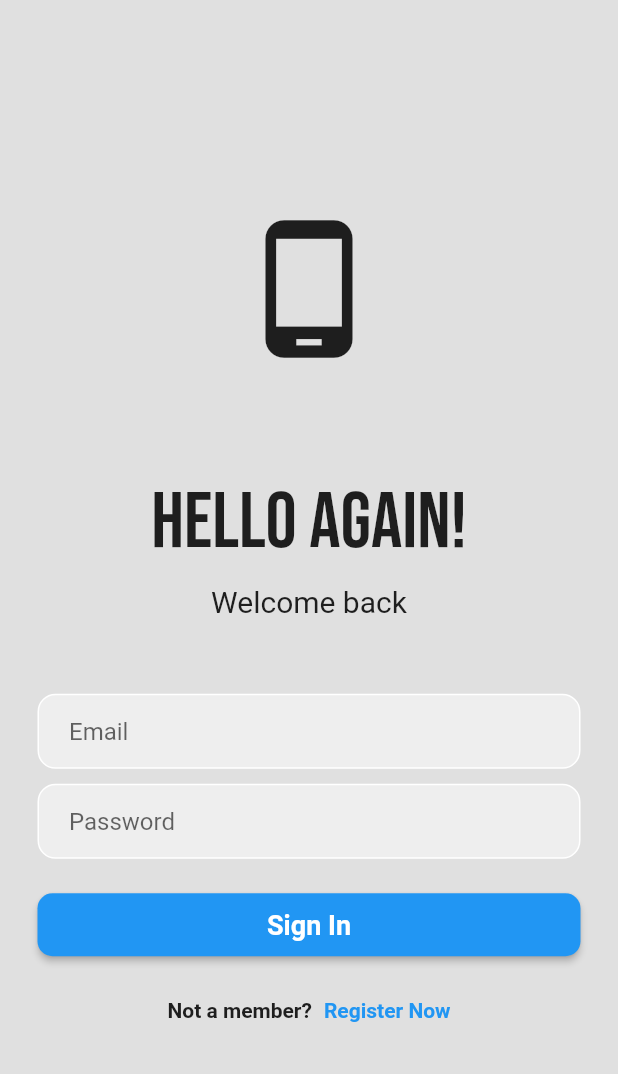
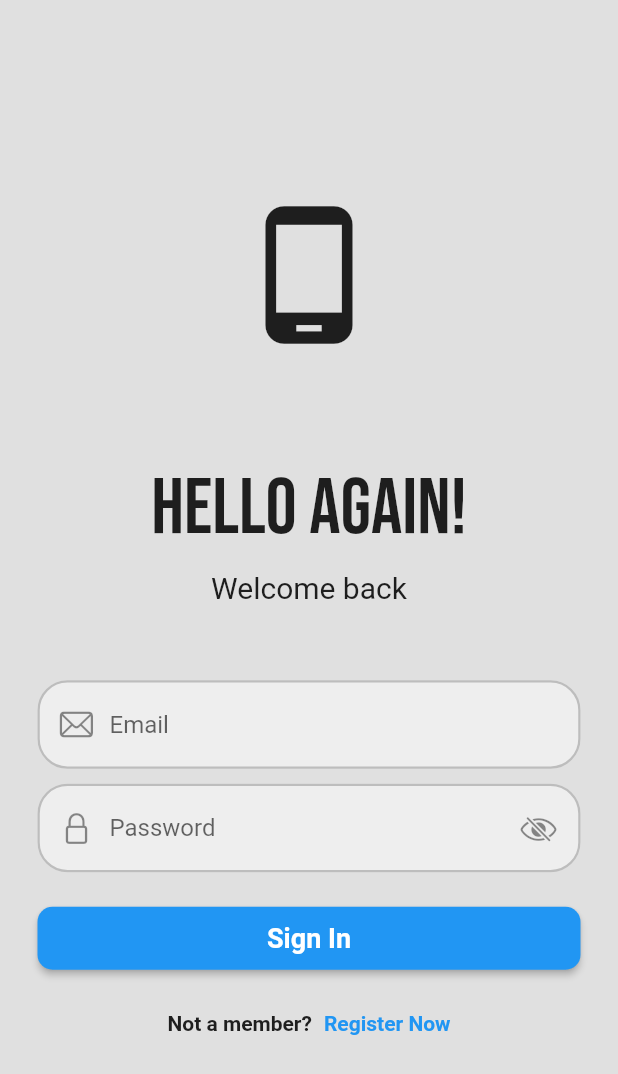
Before and after one commit to Toffee23/Bank, a Flutter app: the screen it shows after launch, on a phone screen of 412 x 824 dp. Shown: the top 1074 px of the screen. Run offline on Flutter 3.47's test engine with Material 2 defaults, Android fonts, the phone set to English and light mode, and no system bars; our stand-ins replace flutter_riverpod, google_fonts, smooth_page_indicator, vibration.

Commit message:
i updated the loginPage and deposit endpoint

```diff
--- a/lib/client_api.dart
+++ b/lib/client_api.dart
@@ -1,5 +1,6 @@
 import 'dart:convert';
 import 'dart:developer';
+
 import 'package:http/http.dart' as http;
 import 'package:portfolio/pages/models.dart';
 
@@ -7,6 +8,11 @@ class ClientApi {
   static String baseUrl = 'https://bank-app01-f13d87348993.herokuapp.com';
   static String registerEndpoint = "/api/auth/register";
   static String loginEndpoint = "/api/auth/login";
+  static String depositEndpoint = "/api/depoWith/deposit";
+  static String withdrawEndpoint = "/api/depoWith/withdraw";
+  static String transferEndpoint = "/api/transact/transfer";
+  static String transactionHistoryEndpoint =
+      "/api/transact/transaction-history/:userId";
   static Map<String, String> headers = {
     'Content-Type': 'application/json',
     'Accept': 'application/json',
@@ -34,7 +40,7 @@ class ClientApi {
     }
   }
 
-  Future<dynamic> login(LoginModel model) async {
+  static Future<dynamic> login(LoginModel model) async {
     final String url = "$baseUrl$loginEndpoint";
 
     try {
--- a/lib/pages/login_page.dart
+++ b/lib/pages/login_page.dart
@@ -1,25 +1,41 @@
+import 'package:flutter/cupertino.dart';
 import 'package:flutter/material.dart';
+import 'package:flutter_riverpod/flutter_riverpod.dart';
 import 'package:google_fonts/google_fonts.dart';
-import 'package:portfolio/pages/home_page.dart';
+import 'package:portfolio/pages/controllers.dart';
 import 'package:portfolio/pages/register_page.dart';
 
 import '../utilities/text_field.dart';
 
-class LoginPage extends StatelessWidget {
+final obscureTextProvider = StateProvider<bool>((ref) => true);
+
+class LoginPage extends ConsumerStatefulWidget {
   final Function()? onTap;
 
   const LoginPage({Key? key, required this.onTap}) : super(key: key);
 
   @override
+  ConsumerState<LoginPage> createState() => _LoginPageState();
+}
+
+class _LoginPageState extends ConsumerState<LoginPage> {
+  final _formKey = GlobalKey<FormState>();
+  final _emailController = TextEditingController();
+  final _passwordController = TextEditingController();
+
+  @override
   Widget build(BuildContext context) {
-    return Scaffold(
+    return GestureDetector(
+      onTap: () => FocusManager.instance.primaryFocus?.unfocus(),
+      child: Scaffold(
         backgroundColor: Colors.grey[300],
         body: Center(
           child: SingleChildScrollView(
             child: Padding(
               padding: const EdgeInsets.all(25.0),
-            child:
-                Column(mainAxisAlignment: MainAxisAlignment.center, children: [
+              child: Column(
+                  mainAxisAlignment: MainAxisAlignment.center,
+                  children: [
                     const Icon(
                       Icons.phone_android,
                       size: 100,
@@ -42,22 +58,50 @@ class LoginPage extends StatelessWidget {
                     const SizedBox(height: 50),
 
                     // email textfield
-
-              const LoginField(hintText: "Email"),
-              const LoginField(hintText: "Password"),
+                    Form(
+                      key: _formKey,
+                      child: Column(
+                        children: [
+                          CustomTextFormField(
+                            controller: _emailController,
+                            keyboardType: TextInputType.emailAddress,
+                            hintText: 'Email',
+                            prefixIcon: const Icon(CupertinoIcons.mail),
+                            validator: Controller.emailValidator,
+                          ),
+                          CustomTextFormField(
+                            controller: _passwordController,
+                            obscureText: ref.watch(obscureText1Provider),
+                            hintText: 'Password',
+                            prefixIcon: const Icon(CupertinoIcons.lock),
+                            suffixIcon: IconButton(
+                                onPressed: () => ref
+                                    .read(obscureTextProvider.notifier)
+                                    .update((state) => !state),
+                                icon: Icon(ref.watch(obscureTextProvider)
+                                    ? CupertinoIcons.eye_slash
+                                    : CupertinoIcons.eye)),
+                            validator: Controller.password1Validator,
+                          ),
+                        ],
+                      ),
+                    ),
 
                     const SizedBox(height: 10),
 
                     // sign in button
                     ElevatedButton(
-                onPressed: () => Navigator.push(
+                      onPressed: () {
+                        Controller.onSignIn(
                           context,
-                  MaterialPageRoute(
-                    builder: (context) => HomePage(),
-                  ),
-                ),
+                          _formKey,
+                          _emailController,
+                          _passwordController,
+                        );
+                      },
                       style: ButtonStyle(
-                    shape: MaterialStatePropertyAll(RoundedRectangleBorder(
+                          shape: MaterialStatePropertyAll(
+                              RoundedRectangleBorder(
                                   borderRadius: BorderRadius.circular(10.0))),
                           minimumSize: const MaterialStatePropertyAll(
                               Size(double.infinity, 42))),
@@ -108,6 +152,7 @@ class LoginPage extends StatelessWidget {
             ),
           ),
         ),
+      ),
     );
   }
 }
--- a/lib/pages/models.dart
+++ b/lib/pages/models.dart
@@ -1,4 +1,3 @@
-
 class RegisterModel {
   final String email;
   final String phoneNumber;
--- a/lib/utilities/text_field.dart
+++ b/lib/utilities/text_field.dart
@@ -1,34 +1,4 @@
 import 'package:flutter/material.dart';
-
-class LoginField extends StatelessWidget {
-  const LoginField({
-    Key? key,
-    this.hintText,
-  }) : super(key: key);
-  final String? hintText;
-
-  @override
-  Widget build(BuildContext context) {
-    return Container(
-      margin: const EdgeInsets.only(bottom: 10.0),
-      decoration: BoxDecoration(
-        color: Colors.grey[200],
-        border: Border.all(color: Colors.white),
-        borderRadius: BorderRadius.circular(12),
-      ),
-      child: Padding(
-        padding: const EdgeInsets.only(left: 20.0),
-        child: TextField(
-          decoration: InputDecoration(
-            border: InputBorder.none,
-            hintText: hintText,
-          ),
-        ),
-      ),
-    );
-  }
-}
-
 class CustomTextFormField extends StatefulWidget {
   const CustomTextFormField({
     Key? key,
```
Also changed, not shown: lib/pages/controllers.dart (+33 -52 lines), lib/pages/register_page.dart (+20 -29 lines). Lines whose indentation alone changed are shown as unchanged.
